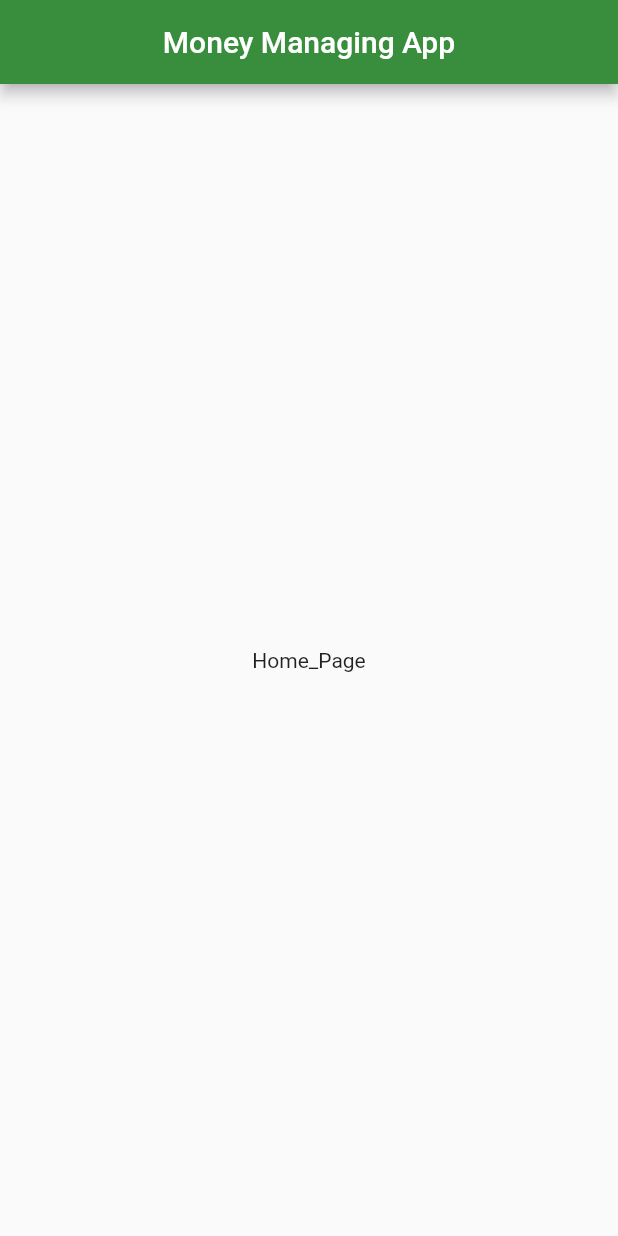
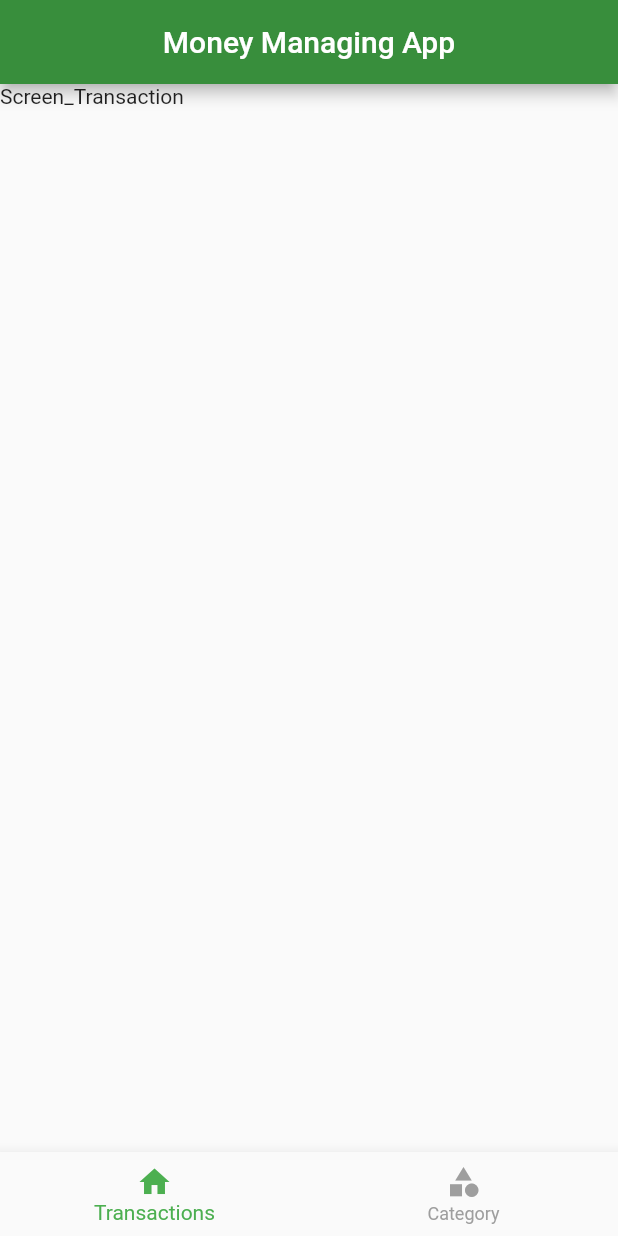
Before and after one commit to fuad-sanin/Money-Managing-App, a Flutter app: the screen it shows after launch, on a phone screen of 412 x 824 dp. Run offline on Flutter 3.47's test engine with Material 2 defaults, Android fonts, the phone set to English and light mode, and no system bars.

Commit message:
splash screen and bottom nav switching

```diff
--- a/lib/main.dart
+++ b/lib/main.dart
@@ -1,7 +1,7 @@
 import 'dart:async';
 
 import 'package:flutter/material.dart';
-import 'package:money_managing_app/screen/home.dart';
+import 'package:money_managing_app/screens/home/home.dart';
 
 void main() {
   runApp(const MyApp());
--- a/lib/screen/home.dart
+++ /dev/null
@@ -1,23 +0,0 @@
-import 'package:flutter/material.dart';
-
-class HomeScreen extends StatefulWidget {
-  const HomeScreen({Key? key}) : super(key: key);
-
-  @override
-  State<HomeScreen> createState() => _HomeScreenState();
-}
-
-class _HomeScreenState extends State<HomeScreen> {
-  @override
-  Widget build(BuildContext context) {
-    return Scaffold(
-      appBar: AppBar(
-        backgroundColor: Colors.green[700],
-        title: Center(child: Text('Money Managing App')),
-      ),
-      body: Container(
-        child: Center(child: Text('Home_Page')),
-      ),
-    );
-  }
-}
--- /dev/null
+++ b/lib/screens/category/screen_category.dart
@@ -0,0 +1,12 @@
+import 'package:flutter/material.dart';
+
+class ScreenCategory extends StatelessWidget {
+  const ScreenCategory({ Key? key }) : super(key: key);
+
+  @override
+  Widget build(BuildContext context) {
+    return Scaffold(
+      body: SafeArea(child: Text('Screen_Category')),
+    );
+  }
+}
--- /dev/null
+++ b/lib/screens/home/home.dart
@@ -0,0 +1,33 @@
+import 'package:flutter/material.dart';
+import 'package:money_managing_app/screens/category/Screen_Category.dart';
+import 'package:money_managing_app/screens/home/widgets/bottom_navigation.dart';
+import 'package:money_managing_app/screens/transactions/screen_transactions.dart';
+
+
+class HomeScreen extends StatelessWidget {
+const HomeScreen({ Key? key }) : super(key: key);
+
+static ValueNotifier<int> selectedIndexNotifier = ValueNotifier(0);
+
+final _pages = const[
+  ScreenTransaction(),
+  ScreenCategory(),
+];
+  @override
+   Widget build(BuildContext context) {
+    return Scaffold(
+      bottomNavigationBar: const MoneyManagerBottomNavigation(),
+      appBar: AppBar(
+        backgroundColor: Colors.green[700],
+        title: const Center(child: Text('Money Managing App')),
+      ),
+      body:  SafeArea(
+        child: ValueListenableBuilder(valueListenable: selectedIndexNotifier,
+        builder: (BuildContext context,int updatedIndex, _) {
+          return _pages[updatedIndex];
+        },
+        )
+      ),
+    );
+  }
+}
--- /dev/null
+++ b/lib/screens/home/widgets/bottom_navigation.dart
@@ -0,0 +1,29 @@
+import 'package:flutter/material.dart';
+import 'package:money_managing_app/screens/home/home.dart';
+
+class MoneyManagerBottomNavigation extends StatelessWidget {
+  const MoneyManagerBottomNavigation({Key? key}) : super(key: key);
+
+  @override
+  Widget build(BuildContext context) {
+    return ValueListenableBuilder(
+      valueListenable: HomeScreen.selectedIndexNotifier,
+      builder: (BuildContext ctx, int updatedIndex, Widget? _) {
+        return BottomNavigationBar(
+          selectedItemColor: Colors.green,
+          unselectedItemColor: Colors.grey,
+          currentIndex: updatedIndex,
+          onTap: (newIndex) {
+            HomeScreen.selectedIndexNotifier.value = newIndex;
+          },
+          items: [
+            const BottomNavigationBarItem(
+                icon: Icon(Icons.home), label: 'Transactions'),
+            const BottomNavigationBarItem(
+                icon: Icon(Icons.category), label: 'Category'),
+          ],
+        );
+      },
+    );
+  }
+}
--- /dev/null
+++ b/lib/screens/transactions/screen_transactions.dart
@@ -0,0 +1,12 @@
+import 'package:flutter/material.dart';
+
+class ScreenTransaction extends StatelessWidget {
+  const ScreenTransaction({Key? key}) : super(key: key);
+
+  @override
+  Widget build(BuildContext context) {
+    return Scaffold(
+      body: SafeArea(child: Text('Screen_Transaction')),
+    );
+  }
+}
```
Also changed, not shown: assets/images/logo.png.
